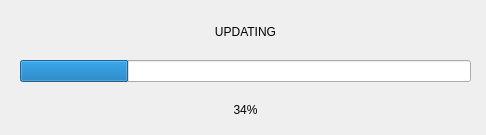
First picture: the form in src/res/ProgressWidget.ui, repository Story-Of-Alicia/alicia-launcher-qt, before the edit.
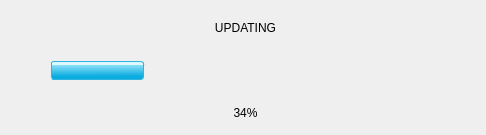
Second picture: the form after the edit. Icons and pictures are not drawn.

Commit message: progress bar finish

```diff
--- a/src/res/ProgressWidget.ui
+++ b/src/res/ProgressWidget.ui
@@ -14,8 +14,23 @@
    <string>Form</string>
   </property>
   <property name="styleSheet">
-   <string notr="true">#ProgressWidget {
-	background-image: url(&quot;:/img/progress_bg.png&quot;);
+   <string notr="true">QWidget#ProgressWidget {
+	background-image: url(&quot;:/img/progressbar_bg.png&quot;);
+}
+
+QProgressBar {
+	background-color: transparent;
+	background-image: url(&quot;:/img/progressbar_empty.png&quot;);
+	background-repeat: no-repeat;
+	border-radius: 0px;
+}
+
+QProgressBar::chunk{
+    border-width: 1px;
+    border-style: solid;
+    border-radius: 3px;
+    border-color: rgb(47, 180, 224);
+    background-color: qlineargradient(spread:pad, x1:0.503, y1:0.818182, x2:0.491955, y2:0.091, stop:0 rgba(11, 172, 224, 255), stop:0.860231 rgba(140, 224, 248, 255), stop:0.861671 rgba(222, 248, 255, 255), stop:1 rgba(222, 248, 255, 255));
 }</string>
   </property>
   <widget class="QWidget" name="verticalLayoutWidget">
@@ -44,8 +59,20 @@
       </property>
      </widget>
     </item>
-    <item>
+    <item alignment="Qt::AlignmentFlag::AlignHCenter|Qt::AlignmentFlag::AlignVCenter">
      <widget class="QProgressBar" name="progressBar">
+      <property name="minimumSize">
+       <size>
+        <width>388</width>
+        <height>0</height>
+       </size>
+      </property>
+      <property name="maximumSize">
+       <size>
+        <width>388</width>
+        <height>19</height>
+       </size>
+      </property>
       <property name="value">
        <number>24</number>
       </property>
```
The commit also changes 4 other files.
